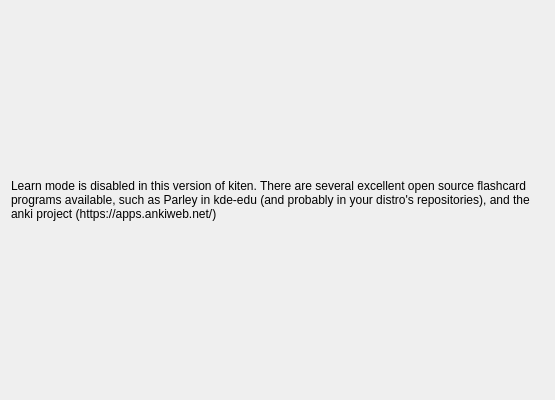
Before: the Qt Designer form app/configlearn.ui in KDE/kiten, drawn with Qt 5.
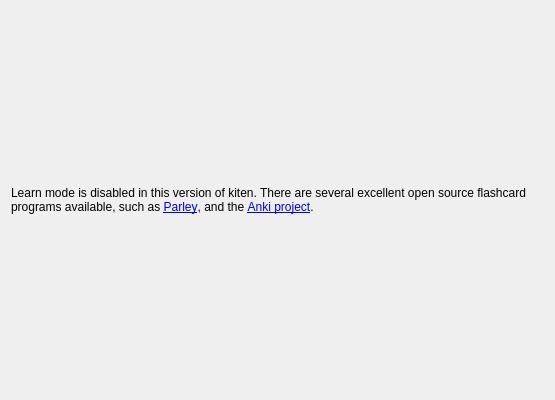
After: the same form once the commit is applied.

Commit message:
Add proper links for Parley and Anki
People don't necessarily know what "Parley in kde-edu" means. Add a link to the apps page that explains what Parley is and how to get it

```diff
--- a/app/configlearn.ui
+++ b/app/configlearn.ui
@@ -16,10 +16,10 @@
    <item>
     <widget class="QLabel" name="label" >
      <property name="text" >
-      <string>Learn mode is disabled in this version of kiten. There are several excellent open source flashcard programs available, such as Parley in kde-edu (and probably in your distro's repositories), and the anki project (https://apps.ankiweb.net/)</string>
+      <string>Learn mode is disabled in this version of kiten. There are several excellent open source flashcard programs available, such as &lt;a href=&quot;https://apps.kde.org/parley&quot;&gt;Parley&lt;/a&gt;, and the &lt;a href=&quot;https://apps.ankiweb.net&quot;&gt;Anki project&lt;/a&gt;.</string>
      </property>
      <property name="textFormat" >
-      <enum>Qt::PlainText</enum>
+      <enum>Qt::RichText</enum>
      </property>
      <property name="wordWrap" >
       <bool>true</bool>
```
Left out of the diff: 3 changed lines with no effect on the pictures.
